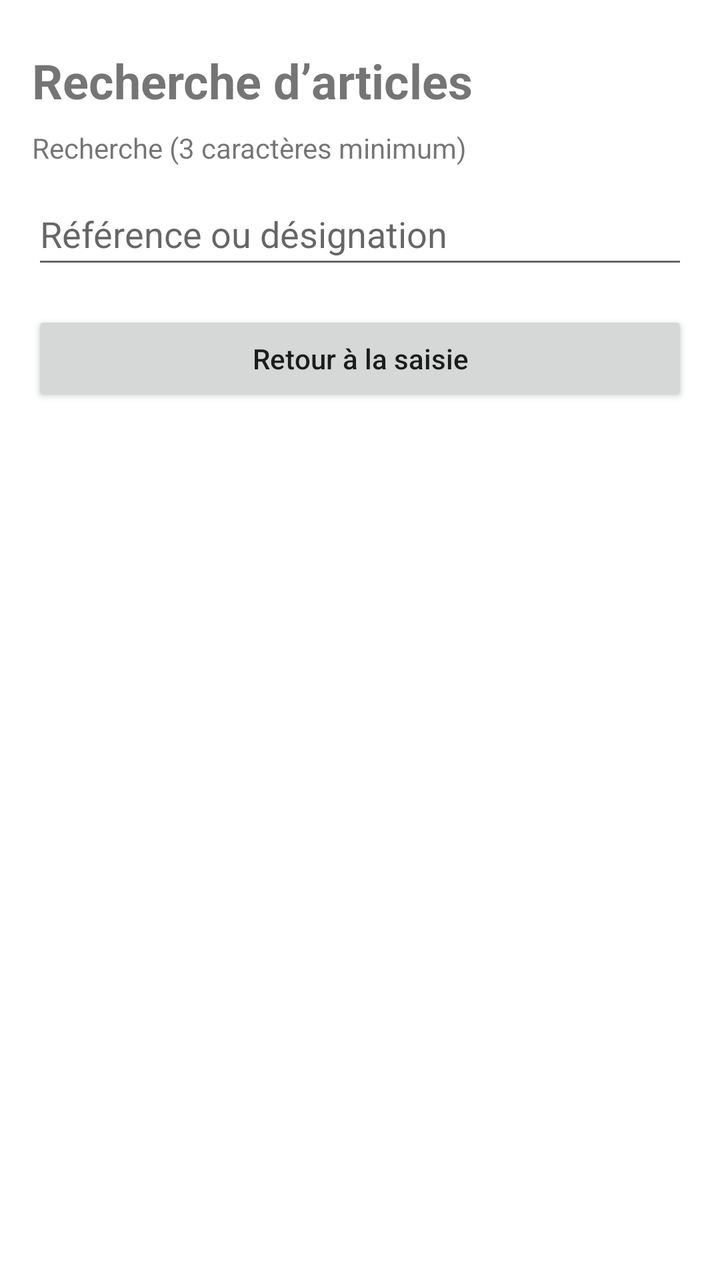
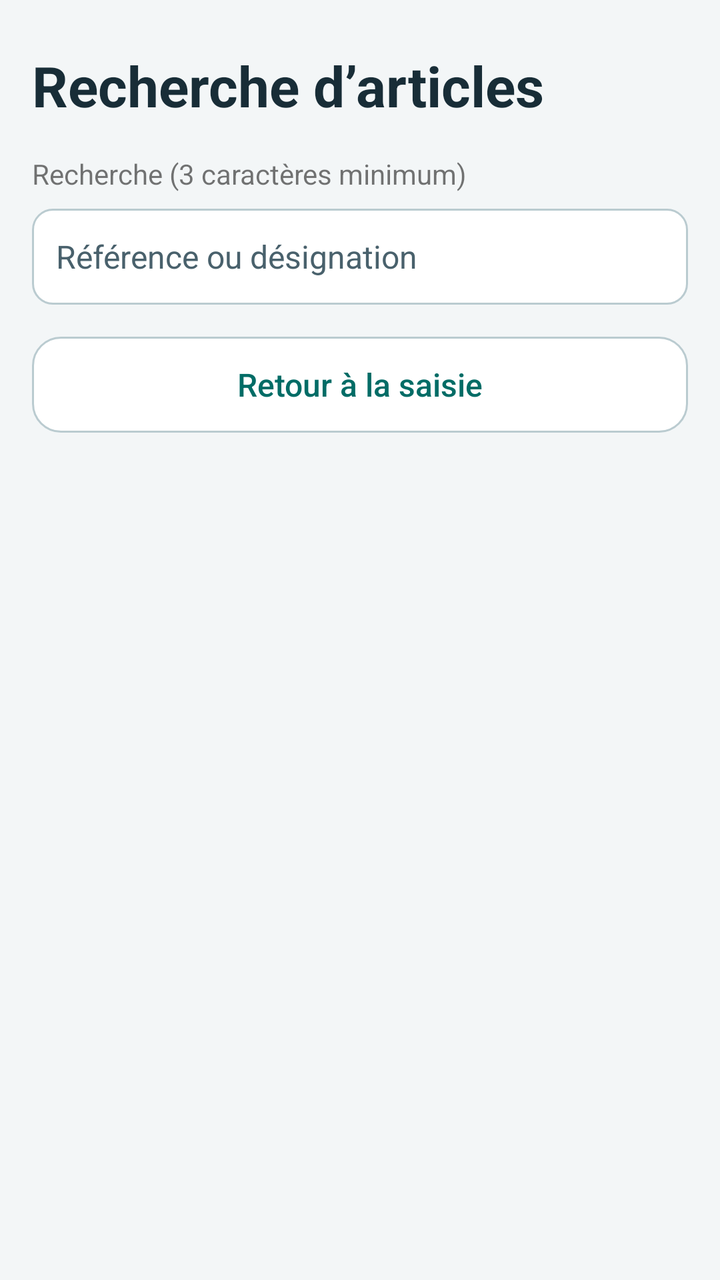

Screens rendered from an Android XML layout before and after an edit, with the pre-edit source and the edit as a unified diff.
<!-- AndroidManifest.xml: application theme AppTheme -->
<!-- res/layout/fragment_search.xml -->
<ScrollView
    xmlns:android="http://schemas.android.com/apk/res/android"
    android:layout_width="match_parent"
    android:layout_height="match_parent"
    android:background="@android:color/white">
    <LinearLayout
        android:padding="16dp"
        android:layout_width="match_parent"
        android:layout_height="wrap_content"
        android:orientation="vertical">
        <include layout="@layout/search_panel" />
    </LinearLayout>
</ScrollView>
<!-- res/layout/search_panel.xml (included above) -->
<LinearLayout xmlns:android="http://schemas.android.com/apk/res/android"
    android:id="@+id/search_panel"
    android:layout_width="match_parent"
    android:layout_height="wrap_content"
    android:orientation="vertical">
    <TextView
        android:id="@+id/search_title"
        android:layout_width="match_parent"
        android:layout_height="wrap_content"
        android:layout_marginTop="8dp"
        android:text="@string/search_title"
        android:textStyle="bold"
        android:textSize="24sp" />
    <TextView
        android:id="@+id/search_label"
        android:layout_width="match_parent"
        android:layout_height="wrap_content"
        android:layout_marginTop="8dp"
        android:text="@string/search_label" />
    <EditText
        android:id="@+id/query"
        android:layout_width="match_parent"
        android:layout_height="wrap_content"
        android:layout_marginTop="8dp"
        android:hint="@string/query"
        android:minHeight="48dp"
        android:inputType="text"
        android:singleLine="true" />
    <LinearLayout
        android:id="@+id/matches"
        android:layout_width="match_parent"
        android:layout_height="wrap_content"
        android:layout_marginTop="8dp"
        android:orientation="vertical" />
    <Button
        android:id="@+id/return_entry"
        android:layout_width="match_parent"
        android:layout_height="wrap_content"
        android:layout_marginTop="8dp"
        android:text="@string/return_entry"
        android:minHeight="48dp"
        android:textAllCaps="false" />
</LinearLayout>
<!-- resources referenced by this layout -->
<resources>
  <style name="AppTheme" parent="android:style/Theme.Material.Light.NoActionBar">
          <item name="android:colorAccent">@color/accent</item>
          <item name="android:windowBackground">@android:color/white</item>
      </style>
  <color name="accent">#185C64</color>
  <!-- unchanged entries left out for length: 4 -->
</resources>

<!-- the commit's change to res/layout/fragment_search.xml (unified diff, before → after) -->
@@ -2,7 +2,7 @@
     xmlns:android="http://schemas.android.com/apk/res/android"
     android:layout_width="match_parent"
     android:layout_height="match_parent"
-    android:background="@android:color/white">
+    android:background="@color/canvas">
     <LinearLayout
         android:padding="16dp"
         android:layout_width="match_parent"
@@ -18,13 +18,12 @@
     android:layout_height="wrap_content"
     android:orientation="vertical">
     <TextView
+        style="@style/ScreenTitle"
         android:id="@+id/search_title"
         android:layout_width="match_parent"
         android:layout_height="wrap_content"
         android:layout_marginTop="8dp"
-        android:text="@string/search_title"
-        android:textStyle="bold"
-        android:textSize="24sp" />
+        android:text="@string/search_title" />
     <TextView
         android:id="@+id/search_label"
         android:layout_width="match_parent"
<!-- resource entries referenced after the edit -->
@@ -1,10 +1,97 @@
 <!-- resources referenced by this layout -->
 <resources>
+  <color name="canvas">#F3F6F7</color>
+  <style name="ScreenTitle">
+          <item name="android:textSize">28sp</item>
+          <item name="android:textColor">@color/ink</item>
+          <item name="android:textStyle">bold</item>
+          <item name="android:layout_marginBottom">8dp</item>
+      </style>
   <style name="AppTheme" parent="android:style/Theme.Material.Light.NoActionBar">
           <item name="android:colorAccent">@color/accent</item>
-          <item name="android:windowBackground">@android:color/white</item>
+          <item name="android:windowBackground">@color/canvas</item>
+          <item name="android:buttonStyle">@style/StockButton</item>
+          <item name="android:editTextStyle">@style/StockInput</item>
+          <item name="android:textColorPrimary">@color/ink</item>
+          <item name="android:textColorSecondary">@color/muted</item>
+          <item name="android:statusBarColor">@color/header_surface</item>
+          <item name="android:navigationBarColor">@color/header_surface</item>
       </style>
-  <color name="accent">#185C64</color>
+  <color name="ink">#182D37</color>
+  <color name="accent">#006C66</color>
+  <style name="StockButton" parent="android:style/Widget.Material.Button">
+          <item name="android:background">@drawable/action_secondary</item>
+          <item name="android:backgroundTint">@null</item>
+          <item name="android:stateListAnimator">@null</item>
+          <item name="android:textColor">@color/action_secondary</item>
+          <item name="android:textAllCaps">false</item>
+          <item name="android:letterSpacing">0</item>
+          <item name="android:fontFamily">sans-serif-medium</item>
+          <item name="android:textSize">16sp</item>
+          <item name="android:minHeight">50dp</item>
+          <item name="android:paddingStart">16dp</item>
+          <item name="android:paddingEnd">16dp</item>
+          <item name="android:paddingTop">10dp</item>
+          <item name="android:paddingBottom">10dp</item>
+      </style>
+  <style name="StockInput" parent="android:style/Widget.Material.EditText">
+          <item name="android:background">@drawable/login_field</item>
+          <item name="android:backgroundTint">@null</item>
+          <item name="android:textColor">@color/ink</item>
+          <item name="android:textColorHint">@color/muted</item>
+          <item name="android:padding">12dp</item>
+          <item name="android:minHeight">50dp</item>
+          <item name="android:textSize">16sp</item>
+      </style>
+  <color name="muted">#49616C</color>
+  <color name="header_surface">#143541</color>
+  <!-- drawable action_secondary (drawable) -->
+  <ripple xmlns:android="http://schemas.android.com/apk/res/android" android:color="?android:attr/colorControlHighlight">
+      <item>
+          <selector>
+              <item android:state_enabled="false" android:drawable="@drawable/disabled_fill" />
+              <item android:state_focused="true" android:drawable="@drawable/action_focus_secondary" />
+              <item android:drawable="@drawable/surface_card" />
+          </selector>
+      </item>
+  </ripple>
+  <!-- drawable login_field (drawable) -->
+  <selector xmlns:android="http://schemas.android.com/apk/res/android">
+      <item android:state_focused="true">
+          <shape>
+              <solid android:color="@android:color/white" />
+              <stroke android:width="2dp" android:color="@color/accent" />
+              <corners android:radius="10dp" />
+          </shape>
+      </item>
+      <item>
+          <shape>
+              <solid android:color="@android:color/white" />
+              <stroke android:width="1dp" android:color="@color/outline" />
+              <corners android:radius="10dp" />
+          </shape>
+      </item>
+  </selector>
+  <!-- drawable disabled_fill (drawable) -->
+  <shape xmlns:android="http://schemas.android.com/apk/res/android">
+      <solid android:color="@color/disabled_surface" />
+      <corners android:radius="12dp" />
+  </shape>
+  <!-- drawable action_focus_secondary (drawable) -->
+  <shape xmlns:android="http://schemas.android.com/apk/res/android">
+      <solid android:color="@color/soft" />
+      <corners android:radius="12dp" />
+      <stroke android:width="2dp" android:color="@color/ink" />
+  </shape>
+  <!-- drawable surface_card (drawable) -->
+  <shape xmlns:android="http://schemas.android.com/apk/res/android">
+      <solid android:color="@android:color/white" />
+      <corners android:radius="14dp" />
+      <stroke android:width="1dp" android:color="@color/outline" />
+  </shape>
+  <color name="outline">#BACBD0</color>
+  <color name="disabled_surface">#E0E7E9</color>
+  <color name="soft">#E1F4EF</color>
   <!-- unchanged entries left out for length: 4 -->
 </resources>
 
